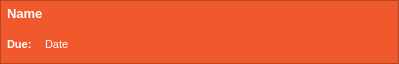
Before: the Qt Designer form MonkeyManager/taskwidget.ui in MendozaProject/monkey-manager, drawn with Qt 5.
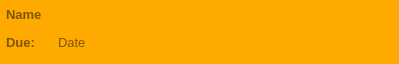
After: the same form once the commit is applied.

Commit message:
Buttons now change color on hover and on click
Changed double click to view tasks to single click

More UI refinements

ROUNDED CORNERSgit status!

```diff
--- a/MonkeyManager/taskwidget.ui
+++ b/MonkeyManager/taskwidget.ui
@@ -23,8 +23,19 @@
    <bool>false</bool>
   </property>
   <property name="styleSheet">
-   <string notr="true">background-color:rgb(240, 89, 43);
-color:rgb(255, 255, 255);</string>
+   <string notr="true">QWidget:hover {
+     background: rgb(229, 153, 0);
+}
+
+QWidget{
+	border-radius: 3px;
+	background:rgb(255, 170, 0);
+}
+.QLabel {
+	font-family: &quot;Roboto&quot;;
+	color:rgb(129, 86, 0);
+	background:none;
+}</string>
   </property>
   <layout class="QVBoxLayout" name="verticalLayout">
    <property name="spacing">
@@ -45,11 +56,14 @@
    <item>
     <widget class="QFrame" name="frame">
      <property name="frameShape">
-      <enum>QFrame::StyledPanel</enum>
+      <enum>QFrame::NoFrame</enum>
      </property>
      <property name="frameShadow">
       <enum>QFrame::Raised</enum>
      </property>
+     <property name="lineWidth">
+      <number>0</number>
+     </property>
      <layout class="QGridLayout" name="gridLayout">
       <property name="leftMargin">
        <number>6</number>
@@ -61,14 +75,18 @@
        <number>6</number>
       </property>
       <property name="bottomMargin">
-       <number>6</number>
+       <number>8</number>
+      </property>
+      <property name="horizontalSpacing">
+       <number>4</number>
+      </property>
+      <property name="verticalSpacing">
+       <number>0</number>
       </property>
       <item row="1" column="1">
        <widget class="QLabel" name="date">
         <property name="styleSheet">
-         <string notr="true">color:rgb(255, 255, 255);
-font-family: &quot;Roboto&quot;;
-font-size: 8pt;</string>
+         <string notr="true">font-size: 10pt;</string>
         </property>
         <property name="text">
          <string>Date</string>
@@ -82,14 +100,12 @@
        <widget class="QLabel" name="label">
         <property name="maximumSize">
          <size>
-          <width>32</width>
+          <width>48</width>
           <height>16777215</height>
          </size>
         </property>
         <property name="styleSheet">
-         <string notr="true">color:rgb(255, 255, 255);
-font-family: &quot;Roboto&quot;;
-font-size: 8pt;
+         <string notr="true">font-size: 10pt;
 font-weight: 600;</string>
         </property>
         <property name="text">
@@ -98,15 +114,17 @@
         <property name="wordWrap">
          <bool>false</bool>
         </property>
+        <property name="margin">
+         <number>0</number>
+        </property>
        </widget>
       </item>
       <item row="0" column="0" colspan="2">
        <widget class="QLabel" name="name">
         <property name="styleSheet">
-         <string notr="true">color:rgb(255, 255, 255);
-font-family: &quot;Roboto&quot;;
+         <string notr="true">font-size: 10pt;
 font-weight: 600;
-font-size: 10pt;</string>
+</string>
         </property>
         <property name="text">
          <string>Name</string>
```
The commit also changes 4 other files.
